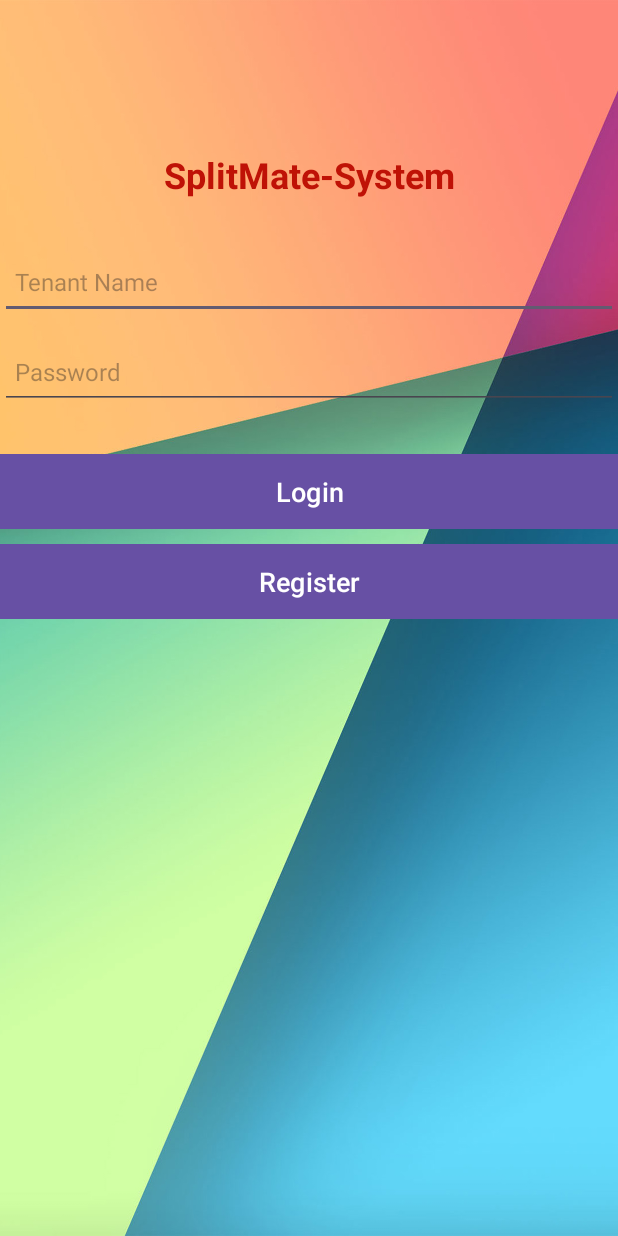
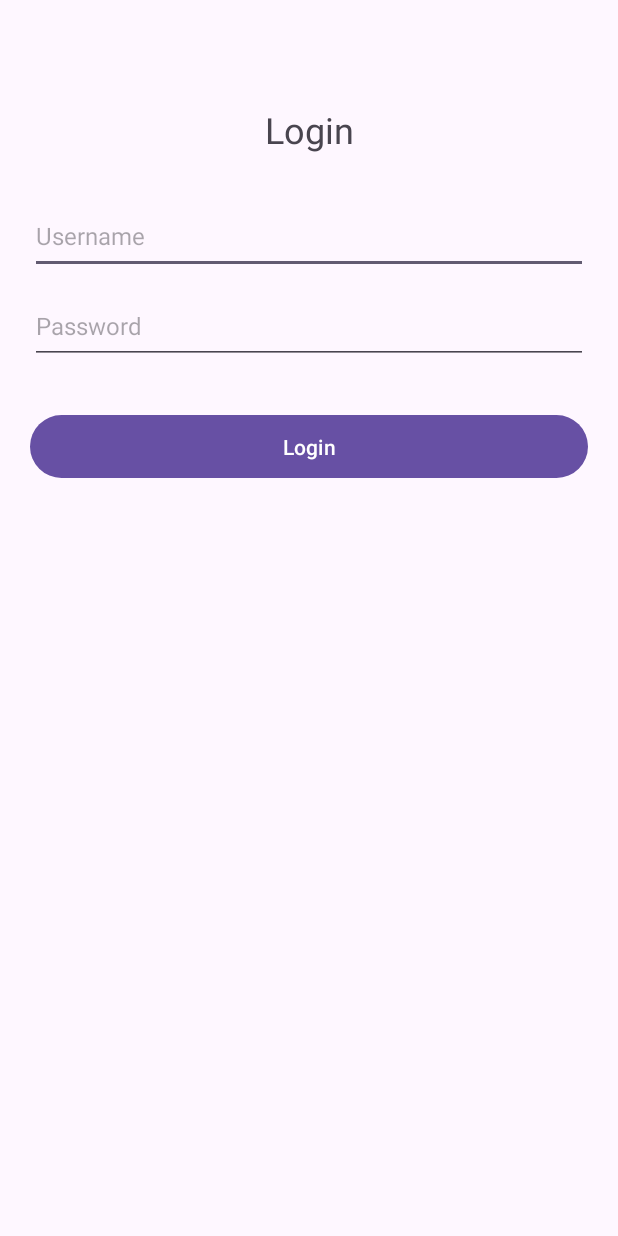
Before and after one commit to foliage21/SplitMate_android_app, an Android app: the screen it shows after launch (MainActivity before the commit, LoginActivity after it), after a tap on "Login", on a phone screen of 412 x 824 dp. Run offline under Robolectric (Android 15) with nearby library versions, the phone set to English and light mode, and no system bars.

Commit message:
1.	Integrate Firebase into your Android project. 	2.	Remove unnecessary logic and separate the login activity from the main activity.

```diff
--- a/app/src/main/AndroidManifest.xml
+++ b/app/src/main/AndroidManifest.xml
@@ -12,6 +12,9 @@
         android:supportsRtl="true"
         android:theme="@style/Theme.SplitMate_Delta"
         tools:targetApi="31">
+        <activity
+            android:name=".LoginActivity"
+            android:exported="false" />
         <activity
             android:name=".RegisterActivity"
             android:exported="false" />
--- /dev/null
+++ b/app/src/main/java/com/example/splitmate_delta/LoginActivity.java
@@ -0,0 +1,51 @@
+package com.example.splitmate_delta;
+
+import android.content.Intent;
+import android.os.Bundle;
+import android.view.View;
+import android.widget.Button;
+import android.widget.EditText;
+import android.widget.Toast;
+
+import androidx.appcompat.app.AppCompatActivity;
+
+public class LoginActivity extends AppCompatActivity {
+
+    private Button mBtnLogin;
+    private EditText mEtUser;
+    private EditText mEtPassword;
+
+    @Override
+    protected void onCreate(Bundle savedInstanceState) {
+        super.onCreate(savedInstanceState);
+        setContentView(R.layout.activity_login);
+
+        // Initializes the UI control
+        mBtnLogin = findViewById(R.id.btn_login);
+        mEtUser = findViewById(R.id.et_1);
+        mEtPassword = findViewById(R.id.et_2);
+
+        //
+        mBtnLogin.setOnClickListener(new View.OnClickListener() {
+            @Override
+            public void onClick(View v) {
+                onLoginClick(v);
+            }
+        });
+    }
+
+    // Simple login logic
+    private void onLoginClick(View v) {
+        String username = mEtUser.getText().toString().trim();
+        String password = mEtPassword.getText().toString().trim();
+
+        if (username.isEmpty() || password.isEmpty()) {
+            Toast.makeText(LoginActivity.this, "The username and password cannot be empty", Toast.LENGTH_SHORT).show();
+        } else {
+            // After successful login, jump to the next function page
+            Intent intent = new Intent(LoginActivity.this, FunctionActivity.class);
+            startActivity(intent);
+            finish();
+        }
+    }
+}
--- a/app/src/main/java/com/example/splitmate_delta/MainActivity.java
+++ b/app/src/main/java/com/example/splitmate_delta/MainActivity.java
@@ -1,88 +1,44 @@
 package com.example.splitmate_delta;
 
 import android.content.Intent;
-import android.content.SharedPreferences;
 import android.os.Bundle;
 import android.view.View;
 import android.widget.Button;
-import android.widget.EditText;
-import android.widget.Toast;
 
-import androidx.activity.EdgeToEdge;
 import androidx.appcompat.app.AppCompatActivity;
-import androidx.core.graphics.Insets;
-import androidx.core.view.ViewCompat;
-import androidx.core.view.WindowInsetsCompat;
-
-import android.util.Log;
 
 public class MainActivity extends AppCompatActivity {
 
     private Button mBtnLogin;
     private Button mBtnRegister;
-    private EditText mEtUser;
-    private EditText mEtPassword;
 
     @Override
     protected void onCreate(Bundle savedInstanceState) {
         super.onCreate(savedInstanceState);
-        EdgeToEdge.enable(this);
         setContentView(R.layout.activity_main);
-        ViewCompat.setOnApplyWindowInsetsListener(findViewById(R.id.main), (v, insets) -> {
-            Insets systemBars = insets.getInsets(WindowInsetsCompat.Type.systemBars());
-            v.setPadding(systemBars.left, systemBars.top, systemBars.right, systemBars.bottom);
-            return insets;
-        });
 
-        // initialization
+        // Initializes the UI control
         mBtnLogin = findViewById(R.id.btn_login);
-        mEtUser = findViewById(R.id.et_1);
-        mEtPassword = findViewById(R.id.et_2);
         mBtnRegister = findViewById(R.id.btn_register);
 
+        //Register button
         mBtnLogin.setOnClickListener(new View.OnClickListener() {
             @Override
             public void onClick(View v) {
-                onLoginClick(v);
+                // Jump to LoginActivity
+                Intent intent = new Intent(MainActivity.this, LoginActivity.class);
+                startActivity(intent);
             }
         });
 
+        // registration button
         mBtnRegister.setOnClickListener(new View.OnClickListener() {
             @Override
             public void onClick(View v) {
+                // Jump to RegisterActivity
                 Intent intent = new Intent(MainActivity.this, RegisterActivity.class);
                 startActivity(intent);
             }
         });
     }
-
-    //log in
-    private void onLoginClick(View v) {
-
-        String username = mEtUser.getText().toString().trim();
-        String password = mEtPassword.getText().toString().trim();
-
-        if (username.isEmpty() || password.isEmpty()) {
-            Toast.makeText(MainActivity.this, "The name and password cannot be empty", Toast.LENGTH_SHORT).show();
-            return;
-        }
-
-        // SharedPreferences
-        SharedPreferences sharedPreferences = getSharedPreferences("UserInfo", MODE_PRIVATE);
-        String savedUsername = sharedPreferences.getString("username", "");
-        String savedPassword = sharedPreferences.getString("password", "");
-
-        Log.d("MainActivity", "Saved Username: " + savedUsername + ", Saved Password: " + savedPassword);
-        Log.d("MainActivity", "Entered Username: " + username + ", Entered Password: " + password);
-
-        // verification
-        if (username.equals(savedUsername) && password.equals(savedPassword)) {
-
-            Intent intent = new Intent(MainActivity.this, FunctionActivity.class);
-            startActivity(intent);
-        } else {
-
-            Toast.makeText(MainActivity.this, "Login failed", Toast.LENGTH_SHORT).show();
-        }
-    }
 }
--- /dev/null
+++ b/app/src/main/res/layout/activity_login.xml
@@ -0,0 +1,42 @@
+<?xml version="1.0" encoding="utf-8"?>
+<LinearLayout xmlns:android="http://schemas.android.com/apk/res/android"
+    android:layout_width="match_parent"
+    android:layout_height="match_parent"
+    android:orientation="vertical"
+    android:padding="20dp">
+
+    <TextView
+        android:layout_width="match_parent"
+        android:layout_height="wrap_content"
+        android:text="Login"
+        android:textSize="24sp"
+        android:gravity="center"
+        android:layout_marginTop="50dp" />
+
+    <EditText
+        android:id="@+id/et_1"
+        android:layout_width="match_parent"
+        android:layout_height="50dp"
+        android:hint="Username"
+        android:textSize="16sp"
+        android:layout_marginTop="30dp"
+        android:maxLines="1"
+        android:inputType="text" />
+
+    <EditText
+        android:id="@+id/et_2"
+        android:layout_width="match_parent"
+        android:layout_height="50dp"
+        android:hint="Password"
+        android:textSize="16sp"
+        android:inputType="textPassword"
+        android:maxLines="1"
+        android:layout_marginTop="10dp" />
+
+    <Button
+        android:id="@+id/btn_login"
+        android:layout_width="match_parent"
+        android:layout_height="50dp"
+        android:text="Login"
+        android:layout_marginTop="30dp" />
+</LinearLayout>
--- a/app/src/main/res/layout/activity_main.xml
+++ b/app/src/main/res/layout/activity_main.xml
@@ -1,13 +1,13 @@
 <?xml version="1.0" encoding="utf-8"?>
 <LinearLayout xmlns:android="http://schemas.android.com/apk/res/android"
-    xmlns:app="http://schemas.android.com/apk/res-auto"
-    xmlns:tools="http://schemas.android.com/tools"
     android:id="@+id/main"
     android:layout_width="match_parent"
     android:layout_height="match_parent"
     android:orientation="vertical"
     android:padding="20dp"
     android:background="@drawable/background1"
+    android:gravity="center"
+    xmlns:tools="http://schemas.android.com/tools"
     tools:context=".MainActivity">
 
     <TextView
@@ -20,29 +20,6 @@
         android:textStyle="bold"
         android:gravity="center"
         android:layout_marginTop="100dp"/>
-
-    <EditText
-        android:id="@+id/et_1"
-        android:layout_width="match_parent"
-        android:layout_height="50dp"
-        android:textSize="16sp"
-        android:textColor="@color/black"
-        android:hint="Tenant Name"
-        android:maxLines="1"
-        android:padding="10dp"
-        android:layout_marginTop="30dp" />
-
-    <EditText
-        android:id="@+id/et_2"
-        android:layout_width="match_parent"
-        android:layout_height="50dp"
-        android:textSize="16sp"
-        android:textColor="@color/black"
-        android:hint="Password"
-        android:maxLines="1"
-        android:padding="10dp"
-        android:inputType="textPassword"
-        android:layout_marginTop="10dp" />
 
     <Button
         android:id="@+id/btn_login"
--- a/app/src/main/res/layout/activity_register.xml
+++ b/app/src/main/res/layout/activity_register.xml
@@ -19,7 +19,9 @@
         android:layout_height="50dp"
         android:hint="Username"
         android:textSize="16sp"
-        android:layout_marginTop="30dp" />
+        android:layout_marginTop="30dp"
+        android:maxLines="1"
+        android:inputType="text" />
 
     <EditText
         android:id="@+id/et_register_password"
@@ -28,6 +30,7 @@
         android:hint="Password"
         android:textSize="16sp"
         android:inputType="textPassword"
+        android:maxLines="1"
         android:layout_marginTop="10dp" />
 
     <EditText
@@ -37,6 +40,7 @@
         android:hint="Confirm Password"
         android:textSize="16sp"
         android:inputType="textPassword"
+        android:maxLines="1"
         android:layout_marginTop="10dp" />
 
     <!-- ImageView for displaying selected photo -->
--- a/build.gradle
+++ b/build.gradle
@@ -1,4 +1,6 @@
 // Top-level build file where you can add configuration options common to all sub-projects/modules.
 plugins {
-alias(libs.plugins.android.application) apply false
+    alias(libs.plugins.android.application) apply false
+    //Add dependencies for Google Services plug-ins
+    id("com.google.gms.google-services") version "4.3.15" apply false
 }
```
Also changed, not shown: app/build.gradle (+30 -19 lines), app/src/main/java/com/example/splitmate_delta/RegisterActivity.java (+12 -60 lines).
